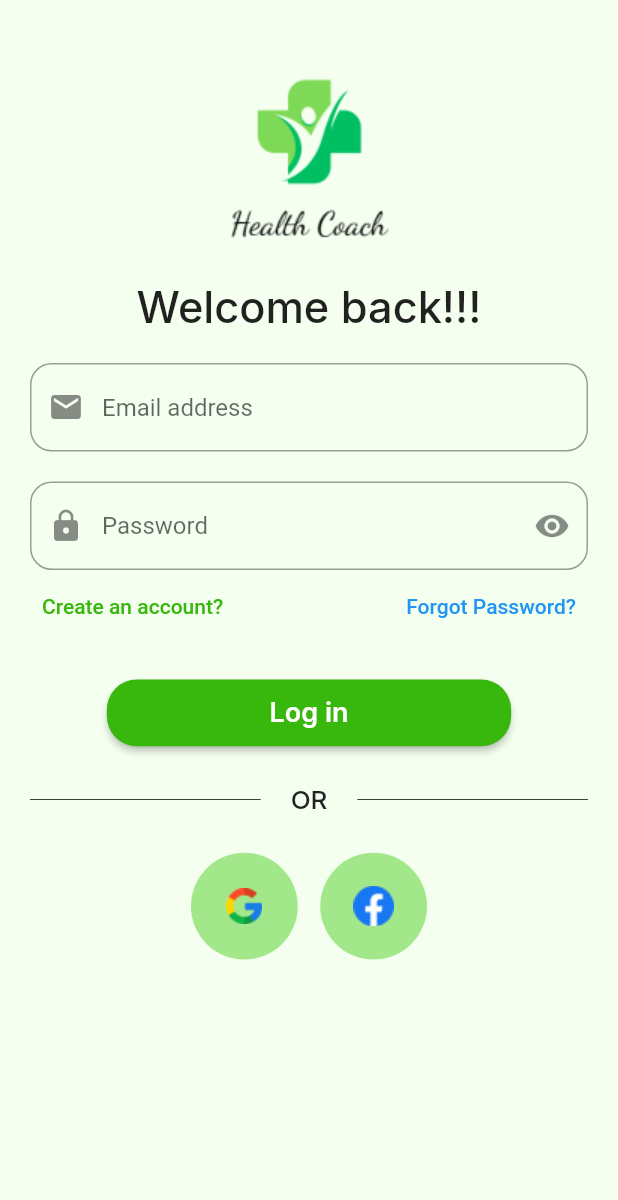
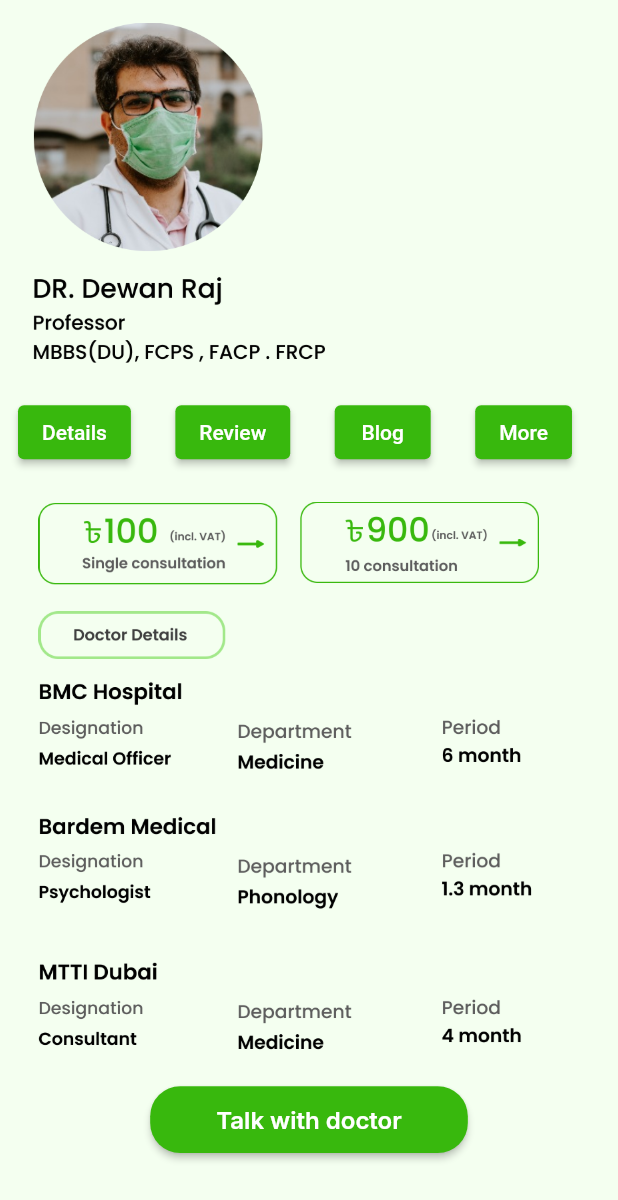
Before and after one commit to sifatullah-haque/health-coach, a Flutter app: the screen it shows after launch, on a phone screen of 412 x 824 dp. Shown: the top 1200 px of the screen. Run offline on Flutter 3.47's test engine with Material 2 defaults, Android fonts, the phone set to English and light mode, and no system bars; our stand-ins replace flutter_screenutil, google_fonts; missing offline and left inert: dart:ffi.

Commit message:
doctor details page are adding

```diff
--- /dev/null
+++ b/coach/lib/buttons/inner_button.dart
@@ -0,0 +1,42 @@
+import 'dart:ffi';
+
+import 'package:coach/pages/home_page.dart';
+import 'package:coach/pages/login_signup/signup_page.dart';
+import 'package:flutter/material.dart';
+import 'package:flutter_screenutil/flutter_screenutil.dart';
+import 'package:google_fonts/google_fonts.dart';
+
+class InnerButton extends StatelessWidget {
+  final String text;
+  var height;
+  var width;
+  var page;
+  InnerButton({
+    super.key,
+    required this.text,
+    required this.page,
+    required this.height,
+    required this.width,
+  });
+
+  @override
+  Widget build(BuildContext context) {
+    return SizedBox(
+      height: height,
+      width: width,
+      child: ElevatedButton(
+        style: ButtonStyle(
+            shape: MaterialStatePropertyAll(RoundedRectangleBorder(
+                borderRadius: BorderRadius.circular(20.0)))),
+        onPressed: () {
+          Navigator.push(
+              context, MaterialPageRoute(builder: (context) => page));
+        },
+        child: Text(
+          text,
+          style: GoogleFonts.inter(fontSize: 16.0, fontWeight: FontWeight.w600),
+        ),
+      ),
+    );
+  }
+}
--- a/coach/lib/main.dart
+++ b/coach/lib/main.dart
@@ -1,3 +1,4 @@
+import 'package:coach/pages/doctor_page/doctor_details.dart';
 import 'package:coach/pages/login_signup/login_page.dart';
 
 import 'package:coach/theme/light_mode.dart';
@@ -15,7 +16,7 @@ class MyApp extends StatelessWidget {
       designSize: Size(428, 926),
       builder: (context, child) {
         return MaterialApp(
-          home: LoginPage(),
+          home: DoctorDetails(),
           theme: lightMode,
         );
       },
--- /dev/null
+++ b/coach/lib/pages/doctor_page/doctor_details.dart
@@ -0,0 +1,91 @@
+import 'package:coach/buttons/inner_button.dart';
+import 'package:coach/buttons/my_button.dart';
+import 'package:coach/pages/home_page.dart';
+import 'package:flutter/material.dart';
+import 'package:flutter_screenutil/flutter_screenutil.dart';
+
+class DoctorDetails extends StatelessWidget {
+  const DoctorDetails({super.key});
+
+  @override
+  Widget build(BuildContext context) {
+    final use = Theme.of(context).colorScheme;
+    return SafeArea(
+      child: Scaffold(
+        backgroundColor: use.background,
+        body: Padding(
+          padding: const EdgeInsets.symmetric(horizontal: 12.0, vertical: 15.0),
+          child: Column(
+            crossAxisAlignment: CrossAxisAlignment.start,
+            children: [
+              Image.asset(
+                "assets/doctor/doctor_image_designation.png",
+                height: 255.h,
+                width: 253.w,
+              ),
+              SizedBox(
+                height: 25.h,
+              ),
+              Row(
+                mainAxisAlignment: MainAxisAlignment.spaceBetween,
+                children: [
+                  //first button
+                  ElevatedButton(
+                    onPressed: () {},
+                    child: Text("Details"),
+                  ),
+                  SizedBox(
+                    width: 8.w,
+                  ),
+                  //second button
+                  ElevatedButton(
+                    onPressed: () {},
+                    child: Text("Review"),
+                  ),
+                  SizedBox(
+                    width: 8.w,
+                  ),
+                  //third button
+                  ElevatedButton(
+                    onPressed: () {},
+                    child: Text("Blog"),
+                  ),
+                  SizedBox(
+                    width: 8.w,
+                  ),
+                  //fourth button
+                  ElevatedButton(
+                    onPressed: () {},
+                    child: Text("More"),
+                  ),
+                  SizedBox(
+                    width: 8.w,
+                  ),
+                ],
+              ),
+              SizedBox(
+                height: 25.h,
+              ),
+              Image.asset(
+                "assets/doctor/price_details.png",
+                height: 413.h,
+                width: 375.w,
+              ),
+              SizedBox(
+                height: 25.h,
+              ),
+              Align(
+                alignment: Alignment.center,
+                child: InnerButton(
+                    text: "Talk with doctor",
+                    page: HomePage(),
+                    height: 50.h,
+                    width: 220.w),
+              )
+            ],
+          ),
+        ),
+      ),
+    );
+  }
+}
--- a/coach/lib/pages/secondary_page.dart
+++ /dev/null
@@ -1,19 +0,0 @@
-import 'package:flutter/material.dart';
-
-class HomePage extends StatelessWidget {
-  const HomePage({super.key});
-
-  @override
-  Widget build(BuildContext context) {
-    return Scaffold(
-        appBar: AppBar(
-          leading: CircleAvatar(
-            radius: 50.0,
-            backgroundColor: Colors.amber,
-          ),
-        ),
-        body: Column(
-          children: [],
-        ));
-  }
-}
--- a/coach/pubspec.yaml
+++ b/coach/pubspec.yaml
@@ -65,6 +65,7 @@ flutter:
     - assets/
     - assets/icons/
     - assets/images/
+    - assets/doctor/
     # - images/a_dot_ham.jpeg
 
   # An image asset can refer to one or more resolution-specific "variants", see
```
Also changed, not shown: coach/assets/doctor/doctor review.png (added), coach/assets/doctor/doctor_blog.png (added), coach/assets/doctor/doctor_image_designation.png (added), coach/assets/doctor/doctor_review.png (added), coach/assets/doctor/price_details.png (added), coach/lib/pages/doctor_page/doctor_blog.dart (added), coach/lib/pages/doctor_page/doctor_review.dart (added).
